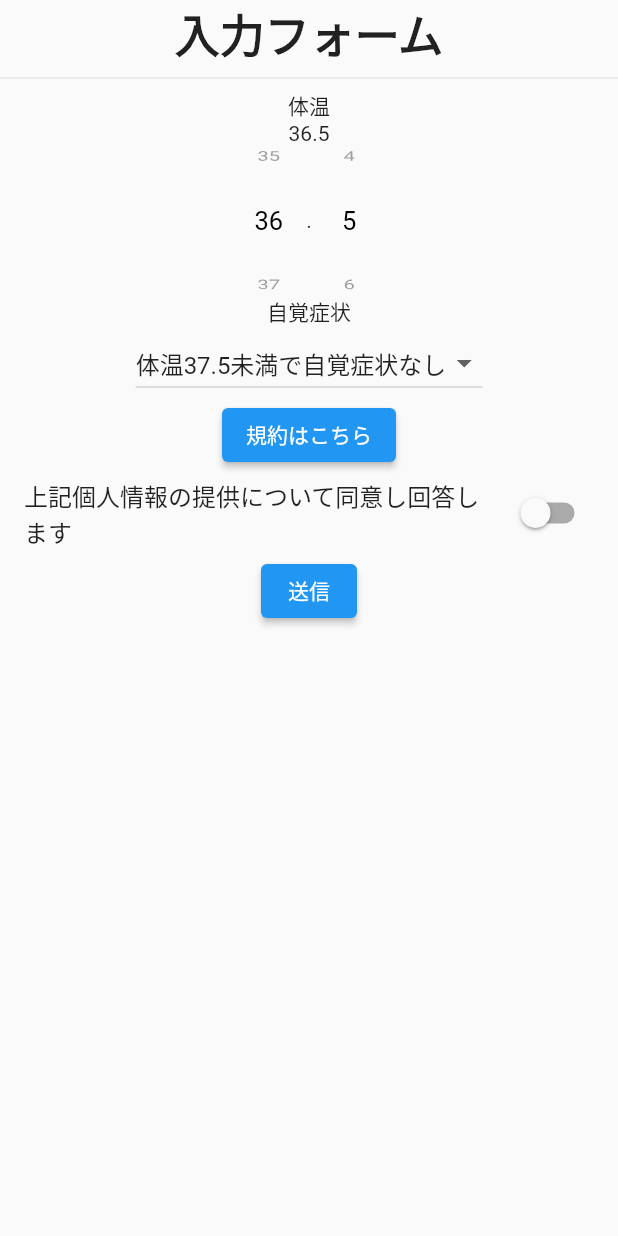
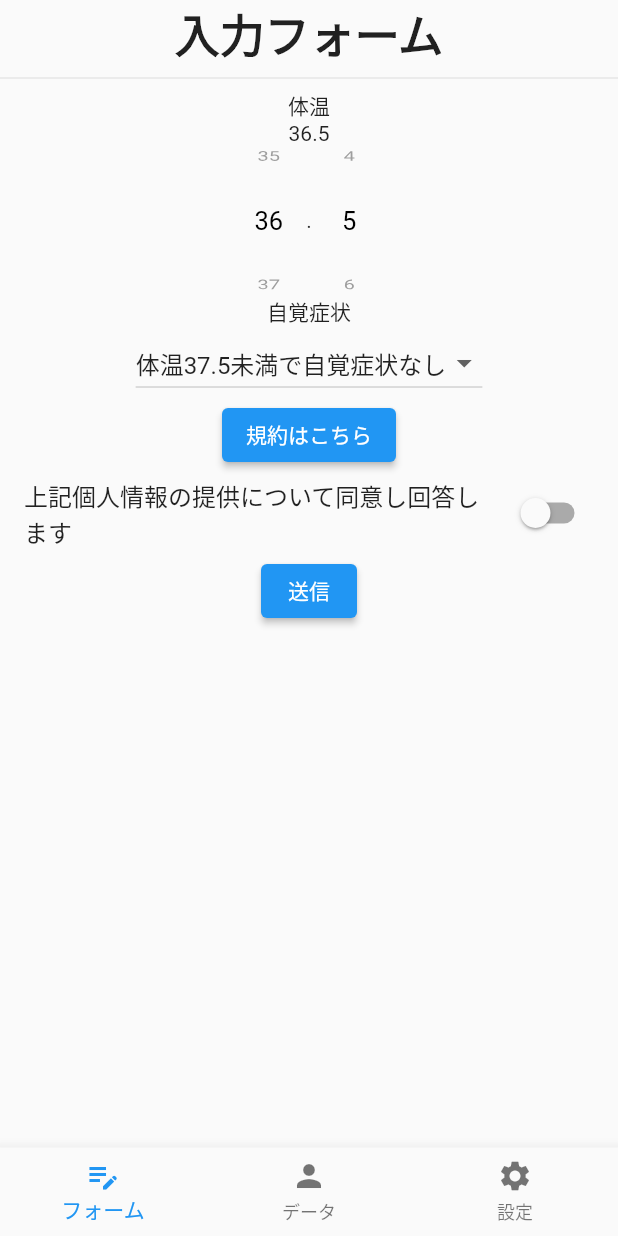
Before and after one commit to HayatoYagi/health_check, a Flutter app: the screen it shows after launch, after a tap on "Google Sign-In", on a phone screen of 412 x 824 dp. Run offline on Flutter 3.47's test engine with Material 2 defaults, Android fonts, the light colour scheme and no system bars; drawn by our look-alikes of wheel_chooser; our stand-ins replace cloud_firestore, firebase_auth, firebase_core, google_sign_in; accounts and stored records are empty.

Commit message:
Implement bottom tabs in home page

```diff
--- /dev/null
+++ b/lib/ui/home/home_page.dart
@@ -0,0 +1,40 @@
+import 'package:flutter/material.dart';
+import 'package:health_check/ui/form/form_page.dart';
+
+class HomePage extends StatefulWidget {
+  const HomePage({Key? key}) : super(key: key);
+
+  @override
+  State<StatefulWidget> createState() {
+    return _HomePageState();
+  }
+}
+
+class _HomePageState extends State<HomePage> {
+  int _currentIndex = 0;
+  final _pages = [
+    const FormPage(),
+    const FormPage(),
+    const FormPage(),
+  ];
+
+  @override
+  Widget build(BuildContext context) {
+    return Scaffold(
+      body: _pages.elementAt(_currentIndex),
+      bottomNavigationBar: BottomNavigationBar(
+        items: const [
+          BottomNavigationBarItem(icon: Icon(Icons.edit_note), label: "フォーム"),
+          BottomNavigationBarItem(icon: Icon(Icons.person), label: "データ"),
+          BottomNavigationBarItem(icon: Icon(Icons.settings), label: "設定"),
+        ],
+        currentIndex: _currentIndex,
+        onTap: (int index) {
+          setState(() {
+            _currentIndex = index;
+          });
+        },
+      ),
+    );
+  }
+}
--- a/lib/ui/launch/launch_page.dart
+++ b/lib/ui/launch/launch_page.dart
@@ -1,6 +1,6 @@
 import 'package:flutter/material.dart';
 import 'package:health_check/firebase/fire_auth.dart';
-import 'package:health_check/ui/form/form_page.dart';
+import 'package:health_check/ui/home/home_page.dart';
 
 class LaunchPage extends StatelessWidget {
   const LaunchPage({Key? key}) : super(key: key);
@@ -33,7 +33,7 @@ class LaunchPage extends StatelessWidget {
                 await FireAuth.signIn();
                 // TODO: move to HomeView
                 Navigator.pushReplacement(context,
-                    MaterialPageRoute(builder: (context) => const FormPage()));
+                    MaterialPageRoute(builder: (context) => const HomePage()));
               },
               style: ElevatedButton.styleFrom(
                 primary: Colors.white,
```
